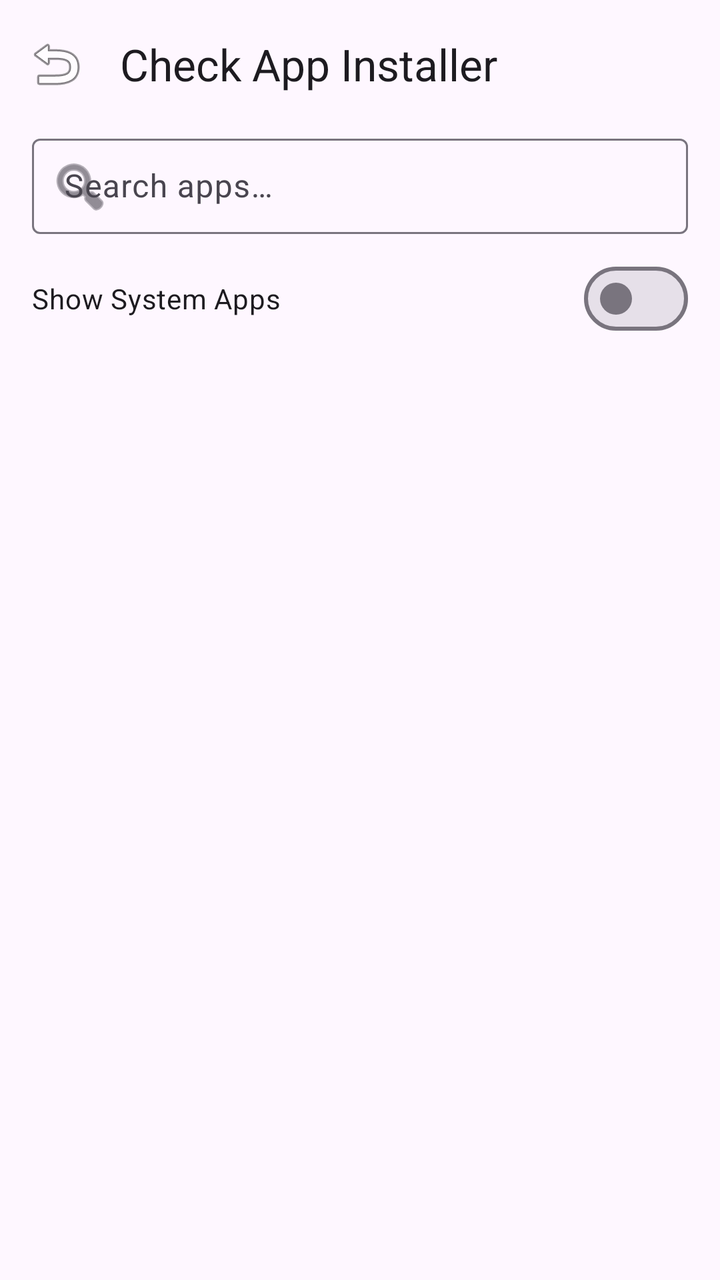
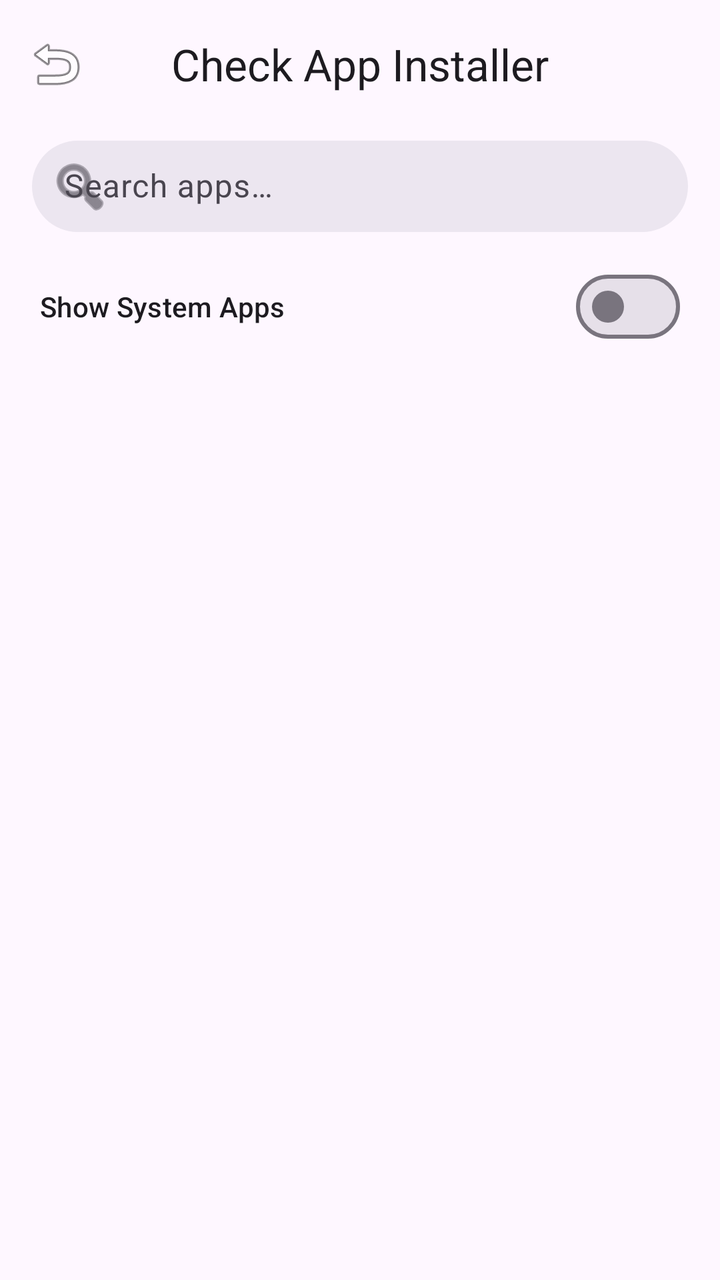

An Android layout rendered at two revisions. The XML below is the earlier revision; the diff shows what the commit changed to produce the second picture.
<!-- AndroidManifest.xml: activity theme Theme.KingInstaller.NoActionBar -->
<!-- res/layout/activity_app_manager.xml -->
<?xml version="1.0" encoding="utf-8"?>
<androidx.coordinatorlayout.widget.CoordinatorLayout xmlns:android="http://schemas.android.com/apk/res/android"
    xmlns:app="http://schemas.android.com/apk/res-auto"
    xmlns:tools="http://schemas.android.com/tools"
    android:id="@+id/app_manager_layout"
    android:layout_width="match_parent"
    android:layout_height="match_parent"
    android:fitsSystemWindows="true">

    <com.google.android.material.appbar.AppBarLayout
        android:layout_width="match_parent"
        android:layout_height="wrap_content"
        android:background="?attr/colorSurface">

        <com.google.android.material.appbar.MaterialToolbar
            android:id="@+id/toolbar"
            android:layout_width="match_parent"
            android:layout_height="?attr/actionBarSize"
            app:navigationIcon="@android:drawable/ic_menu_revert"
            app:title="@string/check_app_installer" />

        <LinearLayout
            android:layout_width="match_parent"
            android:layout_height="wrap_content"
            android:orientation="vertical"
            android:paddingHorizontal="16dp"
            android:paddingBottom="8dp">

            <com.google.android.material.textfield.TextInputLayout
                android:id="@+id/searchLayout"
                style="@style/Widget.Material3.TextInputLayout.OutlinedBox.Dense"
                android:layout_width="match_parent"
                android:layout_height="wrap_content"
                android:hint="@string/search_apps"
                app:endIconMode="clear_text"
                app:startIconDrawable="@android:drawable/ic_menu_search">

                <com.google.android.material.textfield.TextInputEditText
                    android:id="@+id/searchEditText"
                    android:layout_width="match_parent"
                    android:layout_height="wrap_content"
                    android:inputType="text" />
            </com.google.android.material.textfield.TextInputLayout>

            <com.google.android.material.materialswitch.MaterialSwitch
                android:id="@+id/showSystemAppsSwitch"
                android:layout_width="match_parent"
                android:layout_height="wrap_content"
                android:layout_marginTop="8dp"
                android:text="@string/show_system_apps" />
        </LinearLayout>
    </com.google.android.material.appbar.AppBarLayout>

    <androidx.recyclerview.widget.RecyclerView
        android:id="@+id/appsRecyclerView"
        android:layout_width="match_parent"
        android:layout_height="match_parent"
        app:layout_behavior="@string/appbar_scrolling_view_behavior"
        tools:listitem="@layout/item_app" />

    <ProgressBar
        android:id="@+id/progressBar"
        android:layout_width="wrap_content"
        android:layout_height="wrap_content"
        android:layout_gravity="center"
        android:visibility="gone" />

</androidx.coordinatorlayout.widget.CoordinatorLayout>
<!-- res/layout/item_app.xml (included above) -->
<?xml version="1.0" encoding="utf-8"?>
<com.google.android.material.card.MaterialCardView xmlns:android="http://schemas.android.com/apk/res/android"
    xmlns:app="http://schemas.android.com/apk/res-auto"
    android:layout_width="match_parent"
    android:layout_height="wrap_content"
    android:layout_marginHorizontal="12dp"
    android:layout_marginVertical="6dp"
    app:cardCornerRadius="12dp"
    app:cardElevation="0dp"
    app:strokeWidth="1dp"
    app:strokeColor="?attr/colorOutlineVariant"
    android:clickable="true"
    android:focusable="true">

    <LinearLayout
        android:layout_width="match_parent"
        android:layout_height="wrap_content"
        android:gravity="center_vertical"
        android:orientation="horizontal"
        android:padding="12dp">

        <ImageView
            android:id="@+id/appIcon"
            android:layout_width="40dp"
            android:layout_height="40dp"
            android:importantForAccessibility="no" />

        <LinearLayout
            android:layout_width="0dp"
            android:layout_height="wrap_content"
            android:layout_marginStart="12dp"
            android:layout_weight="1"
            android:orientation="vertical">

            <TextView
                android:id="@+id/appName"
                android:layout_width="wrap_content"
                android:layout_height="wrap_content"
                android:textAppearance="@style/TextAppearance.Material3.TitleMedium" />

            <TextView
                android:id="@+id/packageName"
                android:layout_width="wrap_content"
                android:layout_height="wrap_content"
                android:textAppearance="@style/TextAppearance.Material3.BodySmall"
                android:textColor="?attr/colorOutline" />
        </LinearLayout>

        <TextView
            android:id="@+id/systemTag"
            android:layout_width="wrap_content"
            android:layout_height="wrap_content"
            android:text="@string/system_app"
            android:textAppearance="@style/TextAppearance.Material3.LabelSmall"
            android:textColor="?attr/colorError"
            android:visibility="gone" />
    </LinearLayout>
</com.google.android.material.card.MaterialCardView>
<!-- resources referenced by this layout -->
<resources>
  <string name="check_app_installer">Check App Installer</string>
  <string name="search_apps">Search apps…</string>
  <string name="show_system_apps">Show System Apps</string>
  <string name="system_app">System</string>
  <style name="Theme.KingInstaller.NoActionBar">
          <item name="windowActionBar">false</item>
          <item name="windowNoTitle">true</item>
      </style>
</resources>

<!-- the commit's change to res/layout/activity_app_manager.xml (unified diff, before → after) -->
@@ -5,11 +5,13 @@
     android:id="@+id/app_manager_layout"
     android:layout_width="match_parent"
     android:layout_height="match_parent"
-    android:fitsSystemWindows="true">
+    android:fitsSystemWindows="true"
+    android:background="?attr/colorSurface">
 
     <com.google.android.material.appbar.AppBarLayout
         android:layout_width="match_parent"
         android:layout_height="wrap_content"
+        app:liftOnScroll="true"
         android:background="?attr/colorSurface">
 
         <com.google.android.material.appbar.MaterialToolbar
@@ -17,14 +19,15 @@
             android:layout_width="match_parent"
             android:layout_height="?attr/actionBarSize"
             app:navigationIcon="@android:drawable/ic_menu_revert"
-            app:title="@string/check_app_installer" />
+            app:title="@string/check_app_installer"
+            app:titleCentered="true" />
 
         <LinearLayout
             android:layout_width="match_parent"
             android:layout_height="wrap_content"
             android:orientation="vertical"
             android:paddingHorizontal="16dp"
-            android:paddingBottom="8dp">
+            android:paddingBottom="12dp">
 
             <com.google.android.material.textfield.TextInputLayout
                 android:id="@+id/searchLayout"
@@ -32,13 +35,18 @@
                 android:layout_width="match_parent"
                 android:layout_height="wrap_content"
                 android:hint="@string/search_apps"
+                app:shapeAppearanceOverlay="@style/ShapeAppearance.Material3.Corner.Full"
                 app:endIconMode="clear_text"
-                app:startIconDrawable="@android:drawable/ic_menu_search">
+                app:startIconDrawable="@android:drawable/ic_menu_search"
+                app:boxStrokeWidth="0dp"
+                app:boxStrokeWidthFocused="0dp"
+                app:boxBackgroundColor="?attr/colorSurfaceContainerHigh">
 
                 <com.google.android.material.textfield.TextInputEditText
                     android:id="@+id/searchEditText"
                     android:layout_width="match_parent"
                     android:layout_height="wrap_content"
+                    android:paddingVertical="12dp"
                     android:inputType="text" />
             </com.google.android.material.textfield.TextInputLayout>
 
@@ -46,8 +54,10 @@
                 android:id="@+id/showSystemAppsSwitch"
                 android:layout_width="match_parent"
                 android:layout_height="wrap_content"
-                android:layout_marginTop="8dp"
-                android:text="@string/show_system_apps" />
+                android:layout_marginTop="12dp"
+                android:paddingHorizontal="4dp"
+                android:text="@string/show_system_apps"
+                android:textAppearance="@style/TextAppearance.Material3.LabelLarge" />
         </LinearLayout>
     </com.google.android.material.appbar.AppBarLayout>
 
@@ -55,6 +65,8 @@
         android:id="@+id/appsRecyclerView"
         android:layout_width="match_parent"
         android:layout_height="match_parent"
+        android:clipToPadding="false"
+        android:paddingBottom="16dp"
         app:layout_behavior="@string/appbar_scrolling_view_behavior"
         tools:listitem="@layout/item_app" />
 
@@ -72,12 +84,12 @@
     xmlns:app="http://schemas.android.com/apk/res-auto"
     android:layout_width="match_parent"
     android:layout_height="wrap_content"
-    android:layout_marginHorizontal="12dp"
-    android:layout_marginVertical="6dp"
-    app:cardCornerRadius="12dp"
+    android:layout_marginHorizontal="16dp"
+    android:layout_marginVertical="4dp"
+    app:cardCornerRadius="16dp"
     app:cardElevation="0dp"
-    app:strokeWidth="1dp"
-    app:strokeColor="?attr/colorOutlineVariant"
+    app:strokeWidth="0dp"
+    app:cardBackgroundColor="?attr/colorSurfaceContainerLow"
     android:clickable="true"
     android:focusable="true">
 
@@ -86,18 +98,19 @@
         android:layout_height="wrap_content"
         android:gravity="center_vertical"
         android:orientation="horizontal"
-        android:padding="12dp">
+        android:padding="16dp">
 
-        <ImageView
+        <com.google.android.material.imageview.ShapeableImageView
             android:id="@+id/appIcon"
-            android:layout_width="40dp"
-            android:layout_height="40dp"
+            android:layout_width="48dp"
+            android:layout_height="48dp"
+            app:shapeAppearanceOverlay="@style/ShapeAppearance.Material3.Corner.Small"
             android:importantForAccessibility="no" />
 
         <LinearLayout
             android:layout_width="0dp"
             android:layout_height="wrap_content"
-            android:layout_marginStart="12dp"
+            android:layout_marginStart="16dp"
             android:layout_weight="1"
             android:orientation="vertical">
 
@@ -105,23 +118,32 @@
                 android:id="@+id/appName"
                 android:layout_width="wrap_content"
                 android:layout_height="wrap_content"
-                android:textAppearance="@style/TextAppearance.Material3.TitleMedium" />
+                android:textAppearance="@style/TextAppearance.Material3.TitleMedium"
+                android:ellipsize="end"
+                android:singleLine="true" />
 
             <TextView
                 android:id="@+id/packageName"
                 android:layout_width="wrap_content"
                 android:layout_height="wrap_content"
                 android:textAppearance="@style/TextAppearance.Material3.BodySmall"
-                android:textColor="?attr/colorOutline" />
+                android:textColor="?attr/colorOutline"
+                android:ellipsize="middle"
+                android:singleLine="true" />
         </LinearLayout>
 
-        <TextView
+        <com.google.android.material.chip.Chip
             android:id="@+id/systemTag"
+            style="@style/Widget.Material3.Chip.Assist.Elevated"
             android:layout_width="wrap_content"
             android:layout_height="wrap_content"
+            android:layout_marginStart="8dp"
             android:text="@string/system_app"
-            android:textAppearance="@style/TextAppearance.Material3.LabelSmall"
-            android:textColor="?attr/colorError"
+            android:textSize="10sp"
+            app:chipMinHeight="24dp"
+            app:chipBackgroundColor="?attr/colorErrorContainer"
+            app:chipStrokeWidth="0dp"
+            android:textColor="?attr/colorOnErrorContainer"
             android:visibility="gone" />
     </LinearLayout>
 </com.google.android.material.card.MaterialCardView>
